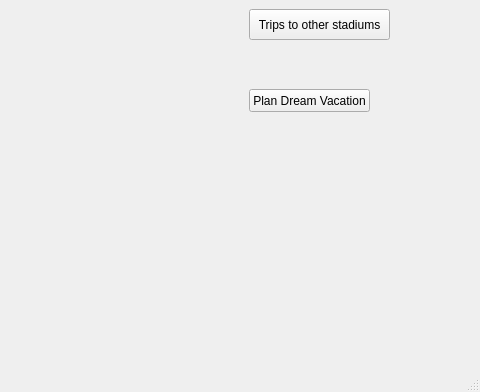
The window that mainwindow.ui (ellenyim8/project2) describes before a commit, drawn with Qt 5; both pictures show x 291 to 771 and y 181 to 573 of the 771 by 573 pixel window.
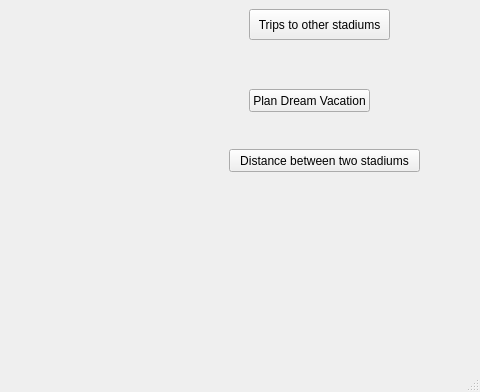
The same window after the commit.

Diff of the .ui file:
```diff
--- a/mainwindow.ui
+++ b/mainwindow.ui
@@ -92,6 +92,19 @@
      <string>Plan Dream Vacation</string>
     </property>
    </widget>
+   <widget class="QPushButton" name="pushButton_4">
+    <property name="geometry">
+     <rect>
+      <x>520</x>
+      <y>330</y>
+      <width>191</width>
+      <height>23</height>
+     </rect>
+    </property>
+    <property name="text">
+     <string>Distance between two stadiums</string>
+    </property>
+   </widget>
   </widget>
   <widget class="QMenuBar" name="menubar">
    <property name="geometry">
```
